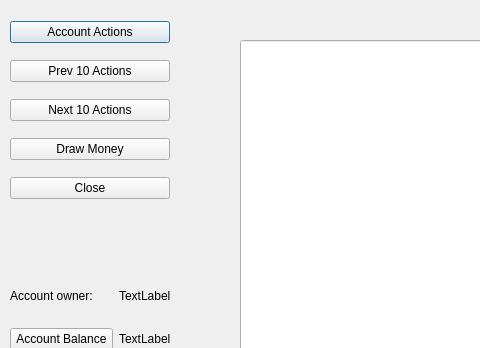
bank-2022/group6, file testiExe/bankmain.ui: the form before one commit; both pictures show x 0 to 480 and y 0 to 348 of the 824 by 509 pixel window.
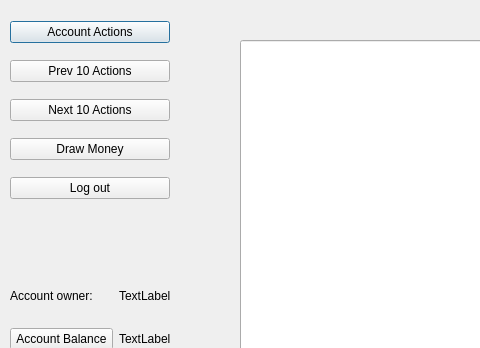
The form after the commit.

What changed in the file:
```diff
--- a/testiExe/bankmain.ui
+++ b/testiExe/bankmain.ui
@@ -54,7 +54,7 @@
     <item>
      <widget class="QPushButton" name="close">
       <property name="text">
-       <string>Close</string>
+       <string>Log out</string>
       </property>
      </widget>
     </item>
```
